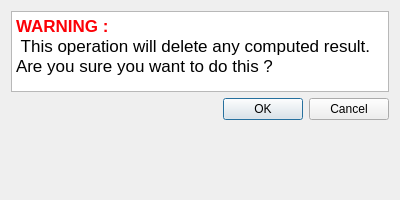
GVigne/Molonari-2022, file Molonari_2021/ihm/molonaviz/dialogreset.ui: the form before one commit.
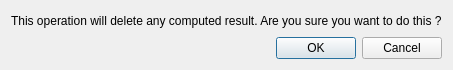
The form after the commit.

Commit message: Ergo of the reset window

Diff of the .ui file:
```diff
--- a/Molonari_2021/ihm/molonaviz/dialogreset.ui
+++ b/Molonari_2021/ihm/molonaviz/dialogreset.ui
@@ -9,8 +9,8 @@
    <rect>
     <x>0</x>
     <y>0</y>
-    <width>400</width>
-    <height>200</height>
+    <width>341</width>
+    <height>54</height>
    </rect>
   </property>
   <property name="sizePolicy">
@@ -22,51 +22,70 @@
   <property name="windowTitle">
    <string>Warning</string>
   </property>
-  <layout class="QVBoxLayout" name="verticalLayout">
+  <layout class="QVBoxLayout" name="verticalLayout_2">
    <item>
-    <widget class="QTextEdit" name="textEdit">
-     <property name="sizePolicy">
-      <sizepolicy hsizetype="Preferred" vsizetype="Fixed">
-       <horstretch>0</horstretch>
-       <verstretch>0</verstretch>
-      </sizepolicy>
-     </property>
-     <property name="maximumSize">
-      <size>
-       <width>16777215</width>
-       <height>81</height>
-      </size>
-     </property>
-     <property name="readOnly">
-      <bool>true</bool>
-     </property>
-     <property name="html">
-      <string>&lt;!DOCTYPE HTML PUBLIC &quot;-//W3C//DTD HTML 4.0//EN&quot; &quot;http://www.w3.org/TR/REC-html40/strict.dtd&quot;&gt;
-&lt;html&gt;&lt;head&gt;&lt;meta name=&quot;qrichtext&quot; content=&quot;1&quot; /&gt;&lt;style type=&quot;text/css&quot;&gt;
-p, li { white-space: pre-wrap; }
-&lt;/style&gt;&lt;/head&gt;&lt;body style=&quot; font-family:'.AppleSystemUIFont'; font-size:13pt; font-weight:400; font-style:normal;&quot;&gt;
-&lt;p style=&quot; margin-top:0px; margin-bottom:0px; margin-left:0px; margin-right:0px; -qt-block-indent:0; text-indent:0px;&quot;&gt;&lt;span style=&quot; font-weight:600; color:#fc0107;&quot;&gt;WARNING :&lt;/span&gt;&lt;/p&gt;
-&lt;p style=&quot; margin-top:0px; margin-bottom:0px; margin-left:0px; margin-right:0px; -qt-block-indent:0; text-indent:0px;&quot;&gt;&lt;span style=&quot; color:#fc0107;&quot;&gt; &lt;/span&gt;&lt;span style=&quot; color:#000000;&quot;&gt;This operation will delete any computed result. Are you sure you want to do this ?&lt;/span&gt;&lt;/p&gt;&lt;/body&gt;&lt;/html&gt;</string>
-     </property>
-    </widget>
-   </item>
-   <item>
-    <layout class="QHBoxLayout" name="horizontalLayout">
+    <layout class="QVBoxLayout" name="verticalLayout">
      <item>
-      <spacer name="horizontalSpacer">
-       <property name="orientation">
-        <enum>Qt::Horizontal</enum>
+      <widget class="QLabel" name="label">
+       <property name="sizePolicy">
+        <sizepolicy hsizetype="Expanding" vsizetype="Expanding">
+         <horstretch>0</horstretch>
+         <verstretch>0</verstretch>
+        </sizepolicy>
        </property>
-       <property name="sizeHint" stdset="0">
+       <property name="minimumSize">
         <size>
-         <width>40</width>
+         <width>0</width>
          <height>20</height>
         </size>
        </property>
+       <property name="lineWidth">
+        <number>3</number>
+       </property>
+       <property name="midLineWidth">
+        <number>1</number>
+       </property>
+       <property name="text">
+        <string>This operation will delete any computed result. Are you sure you want to do this ?</string>
+       </property>
+       <property name="textFormat">
+        <enum>Qt::AutoText</enum>
+       </property>
+       <property name="scaledContents">
+        <bool>false</bool>
+       </property>
+       <property name="margin">
+        <number>0</number>
+       </property>
+       <property name="indent">
+        <number>-1</number>
+       </property>
+      </widget>
+     </item>
+     <item>
+      <spacer name="verticalSpacer">
+       <property name="orientation">
+        <enum>Qt::Vertical</enum>
+       </property>
+       <property name="sizeHint" stdset="0">
+        <size>
+         <width>20</width>
+         <height>5</height>
+        </size>
+       </property>
       </spacer>
      </item>
      <item>
       <widget class="QDialogButtonBox" name="buttonBox">
+       <property name="enabled">
+        <bool>true</bool>
+       </property>
+       <property name="sizePolicy">
+        <sizepolicy hsizetype="Expanding" vsizetype="Fixed">
+         <horstretch>0</horstretch>
+         <verstretch>0</verstretch>
+        </sizepolicy>
+       </property>
        <property name="orientation">
         <enum>Qt::Horizontal</enum>
        </property>
@@ -77,19 +96,6 @@
      </item>
     </layout>
    </item>
-   <item>
-    <spacer name="verticalSpacer">
-     <property name="orientation">
-      <enum>Qt::Vertical</enum>
-     </property>
-     <property name="sizeHint" stdset="0">
-      <size>
-       <width>20</width>
-       <height>40</height>
-      </size>
-     </property>
-    </spacer>
-   </item>
   </layout>
  </widget>
  <resources/>
```
